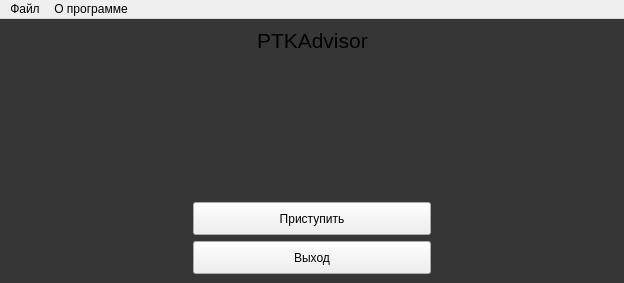
Old version of the form sources/gui/ptkAdvisorMainWindow.ui in the repository MaxDavidenko/ptkAdvisor.
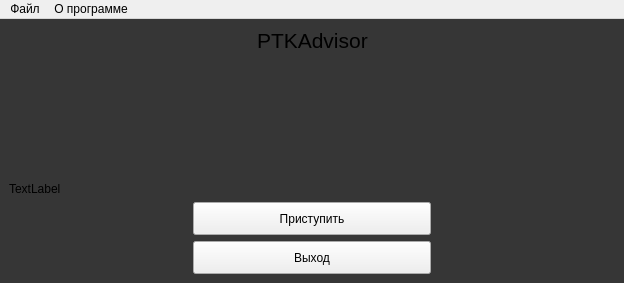
New version of the form.

Diff of the .ui file:
```diff
--- a/sources/gui/ptkAdvisorMainWindow.ui
+++ b/sources/gui/ptkAdvisorMainWindow.ui
@@ -89,6 +89,13 @@
         </property>
        </spacer>
       </item>
+      <item>
+       <widget class="QLabel" name="movieLbl">
+        <property name="text">
+         <string>TextLabel</string>
+        </property>
+       </widget>
+      </item>
       <item>
        <layout class="QHBoxLayout" name="horizontalLayout_2">
         <item>
```
Left out of the diff: 2 changed lines with no effect on the pictures.
